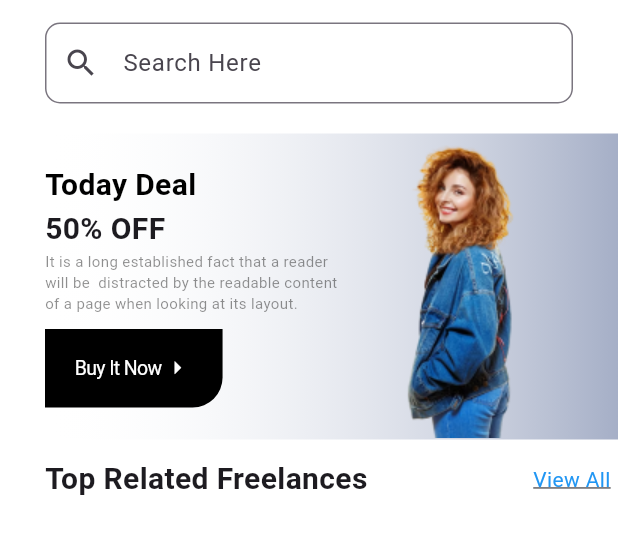
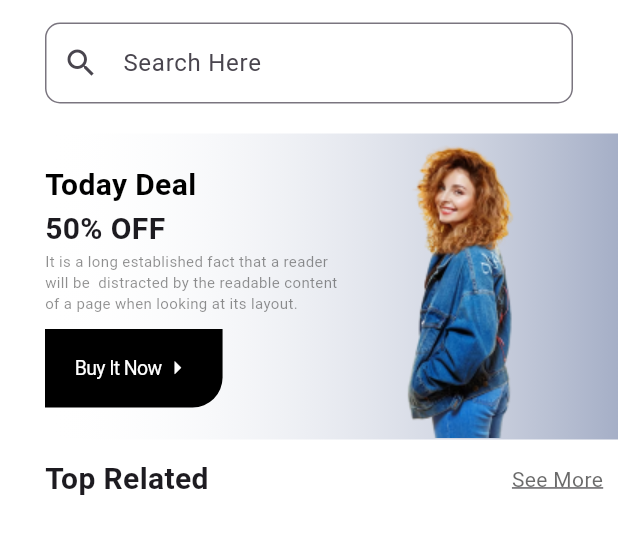
Before and after one commit to devpaurakh/e-commerce, a Flutter app: the screen it shows after launch, on a phone screen of 412 x 824 dp, the part 105-659 px from its top. Run offline on Flutter 3.47's test engine with Material 3 defaults, Android fonts, the phone set to English and light mode, and no system bars; our stand-ins replace google_fonts; Roboto replaces fonts that are missing (Hind).

Commit message:
Little UI Changes

```diff
--- a/lib/screens/home/part_of_homepage/middle.part.dart
+++ b/lib/screens/home/part_of_homepage/middle.part.dart
@@ -1,6 +1,5 @@
 import 'package:flutter/material.dart';
 import 'package:google_fonts/google_fonts.dart';
-
 
 class MidddlePart extends StatelessWidget {
   const MidddlePart({super.key});
@@ -8,20 +7,23 @@ class MidddlePart extends StatelessWidget {
   @override
   Widget build(BuildContext context) {
     return Padding(
-      padding: const EdgeInsets.only(top: 12.0,right: 5 ),
+      padding: const EdgeInsets.only(top: 12.0, right: 10),
       child: Column(
         children: [
           Row(
             mainAxisAlignment: MainAxisAlignment.spaceBetween,
             children: [
-              Text("Top Related Freelances",style: GoogleFonts.roboto(
-                fontWeight: FontWeight.bold,
-                fontSize: 20
-              ),),
-
-              const Text("View All",style: TextStyle(decoration: TextDecoration.underline,
-              color: Colors.blue),)
-
+              Text(
+                "Top Related",
+                style: GoogleFonts.roboto(
+                    fontWeight: FontWeight.bold, fontSize: 20),
+              ),
+              const Text(
+                "See More",
+                style: TextStyle(
+                    decoration: TextDecoration.underline,
+                    color: Color.fromARGB(193, 58, 58, 58)),
+              )
             ],
           )
         ],
```
